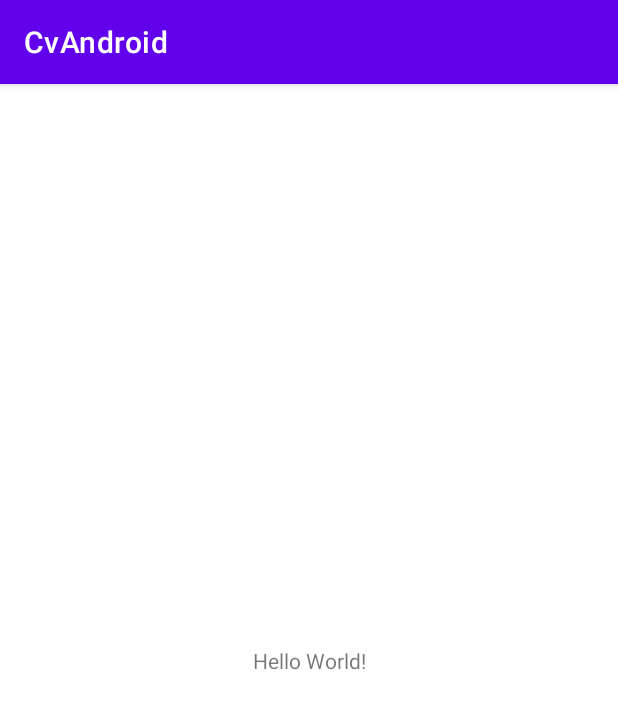
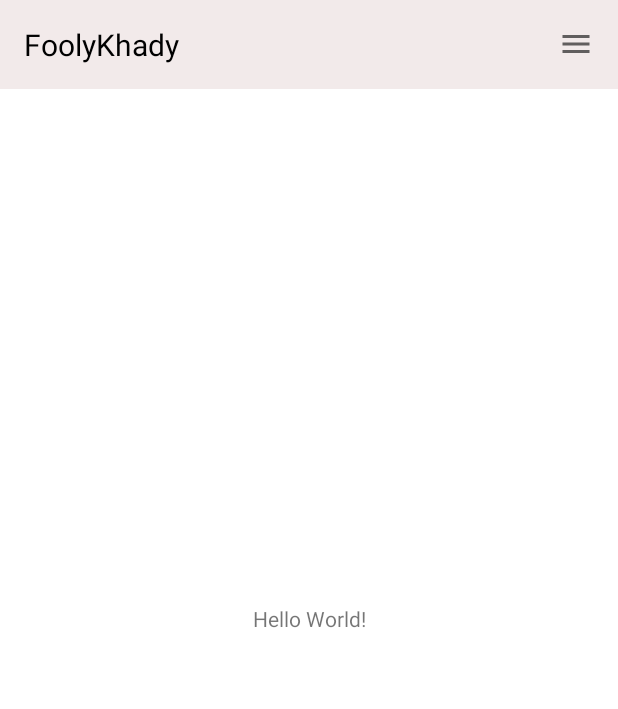
Before and after one commit to abdoulkarim20/Karim-CV-Android, an Android app: the screen it shows after launch (MainActivity), on a phone screen of 412 x 824 dp. Shown: the top 709 px of the screen. Run offline under Robolectric (Android 15) with nearby library versions, the phone set to English and light mode, and no system bars.

Commit message:
realisation du menu

```diff
--- a/app/src/main/java/com/example/cvandroid/MainActivity.java
+++ b/app/src/main/java/com/example/cvandroid/MainActivity.java
@@ -3,12 +3,42 @@ package com.example.cvandroid;
 import androidx.appcompat.app.AppCompatActivity;
 
 import android.os.Bundle;
+import android.view.Menu;
+import android.view.View;
+import android.widget.ImageView;
+import android.widget.TextView;
+import android.widget.Toast;
 
 public class MainActivity extends AppCompatActivity {
+
+    @Override
+    public boolean onCreateOptionsMenu(Menu menu) {
+        getMenuInflater().inflate(R.menu.menu_items ,menu);
+        return true;
+    }
 
     @Override
     protected void onCreate(Bundle savedInstanceState) {
         super.onCreate(savedInstanceState);
         setContentView(R.layout.activity_main);
+        ImageView rigthicon=findViewById(R.id.right_icon);
+        TextView titelog=findViewById(R.id.toolbar_title);
+//        attribut icone gauche
+//        lefticon.setOnClickListener(new View.OnClickListener() {
+//            @Override
+//            public void onClick(View v) {
+//                Toast.makeText(MainActivity.this, "test clic gauche" , Toast.LENGTH_LONG).show();
+//            }
+//        });
+
+//        attrubut icone droite
+        rigthicon.setOnClickListener(new View.OnClickListener() {
+            @Override
+            public void onClick(View v) {
+                Toast.makeText(MainActivity.this, "test clic droite" , Toast.LENGTH_LONG).show();
+            }
+        });
+
+
     }
 }
--- /dev/null
+++ b/app/src/main/res/drawable/ic_baseline_arrow_back_24.xml
@@ -0,0 +1,10 @@
+<vector xmlns:android="http://schemas.android.com/apk/res/android"
+    android:width="24dp"
+    android:height="24dp"
+    android:viewportWidth="24"
+    android:viewportHeight="24"
+    android:tint="?attr/colorControlNormal">
+  <path
+      android:fillColor="@android:color/white"
+      android:pathData="M20,11H7.83l5.59,-5.59L12,4l-8,8 8,8 1.41,-1.41L7.83,13H20v-2z"/>
+</vector>
--- /dev/null
+++ b/app/src/main/res/drawable/ic_baseline_home_24.xml
@@ -0,0 +1,10 @@
+<vector xmlns:android="http://schemas.android.com/apk/res/android"
+    android:width="24dp"
+    android:height="24dp"
+    android:viewportWidth="24"
+    android:viewportHeight="24"
+    android:tint="?attr/colorControlNormal">
+  <path
+      android:fillColor="@android:color/white"
+      android:pathData="M10,20v-6h4v6h5v-8h3L12,3 2,12h3v8z"/>
+</vector>
--- /dev/null
+++ b/app/src/main/res/drawable/ic_baseline_menu_24.xml
@@ -0,0 +1,10 @@
+<vector xmlns:android="http://schemas.android.com/apk/res/android"
+    android:width="24dp"
+    android:height="24dp"
+    android:viewportWidth="24"
+    android:viewportHeight="24"
+    android:tint="?attr/colorControlNormal">
+  <path
+      android:fillColor="@android:color/white"
+      android:pathData="M3,18h18v-2L3,16v2zM3,13h18v-2L3,11v2zM3,6v2h18L21,6L3,6z"/>
+</vector>
--- /dev/null
+++ b/app/src/main/res/drawable/ic_baseline_person_24.xml
@@ -0,0 +1,10 @@
+<vector xmlns:android="http://schemas.android.com/apk/res/android"
+    android:width="24dp"
+    android:height="24dp"
+    android:viewportWidth="24"
+    android:viewportHeight="24"
+    android:tint="?attr/colorControlNormal">
+  <path
+      android:fillColor="@android:color/white"
+      android:pathData="M12,12c2.21,0 4,-1.79 4,-4s-1.79,-4 -4,-4 -4,1.79 -4,4 1.79,4 4,4zM12,14c-2.67,0 -8,1.34 -8,4v2h16v-2c0,-2.66 -5.33,-4 -8,-4z"/>
+</vector>
--- a/app/src/main/res/layout/activity_main.xml
+++ b/app/src/main/res/layout/activity_main.xml
@@ -5,6 +5,7 @@
     android:layout_width="match_parent"
     android:layout_height="match_parent"
     tools:context=".MainActivity">
+    <include layout="@layout/navbar"/>
 
     <TextView
         android:layout_width="wrap_content"
--- /dev/null
+++ b/app/src/main/res/layout/navbar.xml
@@ -0,0 +1,28 @@
+<?xml version="1.0" encoding="utf-8"?>
+<RelativeLayout xmlns:android="http://schemas.android.com/apk/res/android"
+    android:layout_width="match_parent"
+    android:layout_height="wrap_content"
+    android:background="@color/mon_nvbar_color"
+    android:padding="16dp">
+    <RelativeLayout
+        android:layout_width="match_parent"
+        android:layout_height="wrap_content">
+        <TextView
+            android:layout_width="wrap_content"
+            android:layout_height="wrap_content"
+            android:id="@+id/toolbar_title"
+            android:text="FoolyKhady"
+            android:textSize="20dp"
+            android:textColor="@color/mon_logo_color"
+            android:layout_centerVertical="true"/>
+
+        <ImageView
+            android:id="@+id/right_icon"
+            android:layout_width="wrap_content"
+            android:layout_height="wrap_content"
+            android:layout_alignParentEnd="true"
+            android:layout_centerVertical="true"
+            android:src="@drawable/ic_baseline_menu_24" />
+    </RelativeLayout>
+
+</RelativeLayout>
--- /dev/null
+++ b/app/src/main/res/menu/menu_items.xml
@@ -0,0 +1,33 @@
+<?xml version="1.0" encoding="utf-8"?>
+<resources xmlns:android="http://schemas.android.com/apk/res/android"
+    xmlns:app="http://schemas.android.com/apk/res-auto">
+    <item
+        app:showAsAction="always"
+        android:icon="@drawable/ic_baseline_menu_24"
+        android:title="">
+        <menu>
+            <item
+                android:id="@+id/home"
+                android:icon="@drawable/ic_baseline_person_24"
+                android:title="home"
+                app:showAsAction="never"/>
+            <item
+                android:id="@+id/proil"
+                android:icon="@drawable/ic_baseline_person_24"
+                android:title="profil"
+                app:showAsAction="never"/>
+            <item
+                android:id="@+id/experience"
+                android:icon="@drawable/ic_baseline_person_24"
+                android:title="experinece"
+                app:showAsAction="never"/>
+            <item
+                android:id="@+id/contact"
+                android:icon="@drawable/ic_baseline_person_24"
+                android:title="contact"
+                app:showAsAction="never"/>
+        </menu>
+
+    </item>
+
+</resources>
--- a/app/src/main/res/values/colors.xml
+++ b/app/src/main/res/values/colors.xml
@@ -7,4 +7,6 @@
     <color name="teal_700">#FF018786</color>
     <color name="black">#FF000000</color>
     <color name="white">#FFFFFFFF</color>
+    <color name="mon_nvbar_color">#F2EAEA</color>
+    <color name="mon_logo_color">#000000</color>
 </resources>
--- a/app/src/main/res/values/themes.xml
+++ b/app/src/main/res/values/themes.xml
@@ -1,6 +1,6 @@
 <resources xmlns:tools="http://schemas.android.com/tools">
     <!-- Base application theme. -->
-    <style name="Theme.CvAndroid" parent="Theme.MaterialComponents.DayNight.DarkActionBar">
+    <style name="Theme.CvAndroid" parent="Theme.MaterialComponents.DayNight.NoActionBar">
         <!-- Primary brand color. -->
         <item name="colorPrimary">@color/purple_500</item>
         <item name="colorPrimaryVariant">@color/purple_700</item>
```
